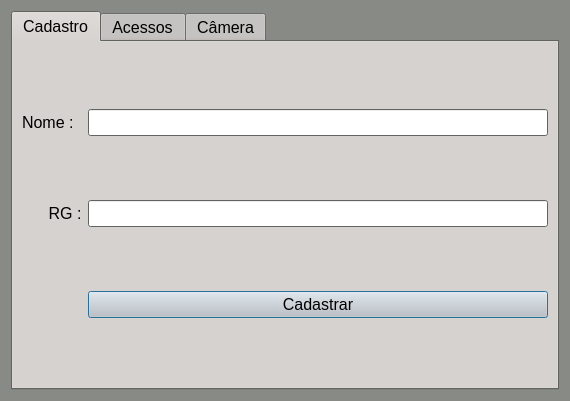
First picture: the form in operador/interface_operador.ui, repository arthur-sanches/tcc_reconhecimento_facial, before the edit.
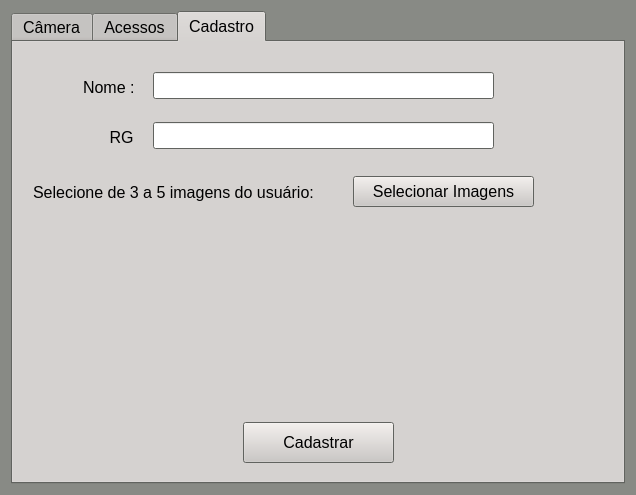
Second picture: the form after the edit. The open tabs and pages were chosen to show the change.

Commit message: Implementa botão para selecionar fotos e finaliza aba cadastro.

```diff
--- a/operador/interface_operador.ui
+++ b/operador/interface_operador.ui
@@ -6,8 +6,8 @@
    <rect>
     <x>0</x>
     <y>0</y>
-    <width>570</width>
-    <height>401</height>
+    <width>636</width>
+    <height>495</height>
    </rect>
   </property>
   <property name="palette">
@@ -471,13 +471,46 @@
      <property name="currentIndex">
       <number>0</number>
      </property>
+     <widget class="QWidget" name="tabCamera">
+      <attribute name="title">
+       <string>Câmera</string>
+      </attribute>
+      <layout class="QGridLayout" name="gridLayout_3">
+       <item row="1" column="0">
+        <widget class="QPushButton" name="pushButtonLiberaAcesso">
+         <property name="text">
+          <string>Liberar Acesso</string>
+         </property>
+        </widget>
+       </item>
+       <item row="0" column="0">
+        <widget class="QGraphicsView" name="graphicsView"/>
+       </item>
+      </layout>
+     </widget>
+     <widget class="QWidget" name="tabAcessos">
+      <attribute name="title">
+       <string>Acessos</string>
+      </attribute>
+      <layout class="QGridLayout" name="gridLayout_2">
+       <item row="0" column="0">
+        <widget class="QTextBrowser" name="textBrowserLogs"/>
+       </item>
+      </layout>
+     </widget>
      <widget class="QWidget" name="tabCadastro">
       <attribute name="title">
        <string>Cadastro</string>
       </attribute>
-      <layout class="QGridLayout" name="gridLayout">
-       <item row="1" column="0">
         <widget class="QLabel" name="labelRG">
+       <property name="geometry">
+        <rect>
+         <x>70</x>
+         <y>80</y>
+         <width>51</width>
+         <height>31</height>
+        </rect>
+       </property>
          <property name="font">
           <font>
            <pointsize>12</pointsize>
@@ -487,9 +520,15 @@
           <string>      RG :</string>
          </property>
         </widget>
-       </item>
-       <item row="0" column="0">
         <widget class="QLabel" name="labelNome">
+       <property name="geometry">
+        <rect>
+         <x>70</x>
+         <y>30</y>
+         <width>51</width>
+         <height>31</height>
+        </rect>
+       </property>
          <property name="font">
           <font>
            <pointsize>12</pointsize>
@@ -499,27 +538,45 @@
           <string>Nome :</string>
          </property>
         </widget>
-       </item>
-       <item row="1" column="1">
         <widget class="QLineEdit" name="lineEditRG">
+       <property name="geometry">
+        <rect>
+         <x>140</x>
+         <y>80</y>
+         <width>341</width>
+         <height>27</height>
+        </rect>
+       </property>
          <property name="font">
           <font>
            <pointsize>12</pointsize>
           </font>
          </property>
         </widget>
-       </item>
-       <item row="0" column="1">
         <widget class="QLineEdit" name="lineEditNome">
+       <property name="geometry">
+        <rect>
+         <x>140</x>
+         <y>30</y>
+         <width>341</width>
+         <height>27</height>
+        </rect>
+       </property>
          <property name="font">
           <font>
            <pointsize>12</pointsize>
           </font>
          </property>
         </widget>
-       </item>
-       <item row="2" column="1">
-        <widget class="QPushButton" name="pushButton">
+      <widget class="QPushButton" name="pushButtonCadastrar">
+       <property name="geometry">
+        <rect>
+         <x>230</x>
+         <y>380</y>
+         <width>151</width>
+         <height>41</height>
+        </rect>
+       </property>
          <property name="font">
           <font>
            <pointsize>12</pointsize>
@@ -529,35 +586,198 @@
           <string>Cadastrar</string>
          </property>
         </widget>
-       </item>
-      </layout>
-     </widget>
-     <widget class="QWidget" name="tabAcessos">
-      <attribute name="title">
-       <string>Acessos</string>
-      </attribute>
-      <layout class="QGridLayout" name="gridLayout_2">
-       <item row="0" column="0">
-        <widget class="QTextBrowser" name="textBrowserLogs"/>
-       </item>
-      </layout>
-     </widget>
-     <widget class="QWidget" name="tabCamera">
-      <attribute name="title">
-       <string>Câmera</string>
-      </attribute>
-      <layout class="QGridLayout" name="gridLayout_3">
-       <item row="0" column="0">
-        <widget class="QGraphicsView" name="graphicsView"/>
-       </item>
-       <item row="1" column="0">
-        <widget class="QPushButton" name="pushButtonLiberaAcesso">
+      <widget class="QLabel" name="labelSelectImgs">
+       <property name="geometry">
+        <rect>
+         <x>20</x>
+         <y>130</y>
+         <width>291</width>
+         <height>41</height>
+        </rect>
+       </property>
+       <property name="text">
+        <string>Selecione de 3 a 5 imagens do usuário:</string>
+       </property>
+      </widget>
+      <widget class="QPushButton" name="pushButtonSelectImgs">
+       <property name="geometry">
+        <rect>
+         <x>340</x>
+         <y>134</y>
+         <width>181</width>
+         <height>31</height>
+        </rect>
+       </property>
+       <property name="text">
+        <string>Selecionar Imagens</string>
+       </property>
+      </widget>
+      <widget class="QLabel" name="labelImg1">
+       <property name="geometry">
+        <rect>
+         <x>170</x>
+         <y>180</y>
+         <width>271</width>
+         <height>21</height>
+        </rect>
+       </property>
          <property name="text">
-          <string>Liberar Acesso</string>
-         </property>
-        </widget>
-       </item>
-      </layout>
+        <string/>
+       </property>
+       <property name="alignment">
+        <set>Qt::AlignCenter</set>
+       </property>
+      </widget>
+      <widget class="QLabel" name="labelImg2">
+       <property name="geometry">
+        <rect>
+         <x>170</x>
+         <y>220</y>
+         <width>271</width>
+         <height>21</height>
+        </rect>
+       </property>
+       <property name="text">
+        <string/>
+       </property>
+       <property name="alignment">
+        <set>Qt::AlignCenter</set>
+       </property>
+      </widget>
+      <widget class="QLabel" name="labelImg3">
+       <property name="geometry">
+        <rect>
+         <x>170</x>
+         <y>260</y>
+         <width>271</width>
+         <height>21</height>
+        </rect>
+       </property>
+       <property name="text">
+        <string/>
+       </property>
+       <property name="alignment">
+        <set>Qt::AlignCenter</set>
+       </property>
+      </widget>
+      <widget class="QLabel" name="labelImg4">
+       <property name="geometry">
+        <rect>
+         <x>170</x>
+         <y>300</y>
+         <width>271</width>
+         <height>21</height>
+        </rect>
+       </property>
+       <property name="text">
+        <string/>
+       </property>
+       <property name="alignment">
+        <set>Qt::AlignCenter</set>
+       </property>
+      </widget>
+      <widget class="QLabel" name="labelImg5">
+       <property name="geometry">
+        <rect>
+         <x>170</x>
+         <y>340</y>
+         <width>271</width>
+         <height>21</height>
+        </rect>
+       </property>
+       <property name="text">
+        <string/>
+       </property>
+       <property name="alignment">
+        <set>Qt::AlignCenter</set>
+       </property>
+      </widget>
+      <widget class="QLabel" name="labelAviso">
+       <property name="geometry">
+        <rect>
+         <x>150</x>
+         <y>260</y>
+         <width>311</width>
+         <height>21</height>
+        </rect>
+       </property>
+       <property name="palette">
+        <palette>
+         <active>
+          <colorrole role="WindowText">
+           <brush brushstyle="SolidPattern">
+            <color alpha="255">
+             <red>204</red>
+             <green>0</green>
+             <blue>0</blue>
+            </color>
+           </brush>
+          </colorrole>
+          <colorrole role="Text">
+           <brush brushstyle="SolidPattern">
+            <color alpha="255">
+             <red>0</red>
+             <green>0</green>
+             <blue>0</blue>
+            </color>
+           </brush>
+          </colorrole>
+         </active>
+         <inactive>
+          <colorrole role="WindowText">
+           <brush brushstyle="SolidPattern">
+            <color alpha="255">
+             <red>204</red>
+             <green>0</green>
+             <blue>0</blue>
+            </color>
+           </brush>
+          </colorrole>
+          <colorrole role="Text">
+           <brush brushstyle="SolidPattern">
+            <color alpha="255">
+             <red>0</red>
+             <green>0</green>
+             <blue>0</blue>
+            </color>
+           </brush>
+          </colorrole>
+         </inactive>
+         <disabled>
+          <colorrole role="WindowText">
+           <brush brushstyle="SolidPattern">
+            <color alpha="255">
+             <red>101</red>
+             <green>99</green>
+             <blue>98</blue>
+            </color>
+           </brush>
+          </colorrole>
+          <colorrole role="Text">
+           <brush brushstyle="SolidPattern">
+            <color alpha="255">
+             <red>101</red>
+             <green>99</green>
+             <blue>98</blue>
+            </color>
+           </brush>
+          </colorrole>
+         </disabled>
+        </palette>
+       </property>
+       <property name="font">
+        <font>
+         <weight>75</weight>
+         <bold>true</bold>
+        </font>
+       </property>
+       <property name="text">
+        <string/>
+       </property>
+       <property name="alignment">
+        <set>Qt::AlignCenter</set>
+       </property>
+      </widget>
      </widget>
     </widget>
    </item>
```
Lines whose indentation alone changed are shown as unchanged. The commit also changes 3 other files.
